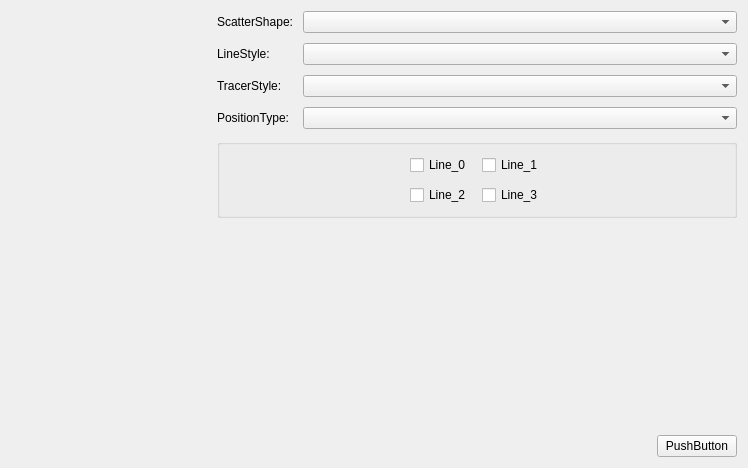
This is Examples/CatWidgetExamples/WidgetTools/QcustomplotCharts/CatLineChart.ui in graycatya/CatLearnQt as Qt 5 draws it before an edit. The edited form follows.
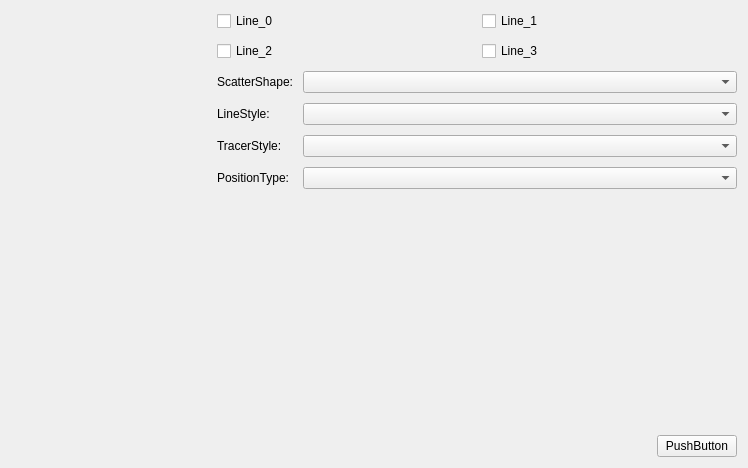
This is the edited form. Custom widgets are drawn as their Qt base class.

The edit to the form file:
```diff
--- a/Examples/CatWidgetExamples/WidgetTools/QcustomplotCharts/CatLineChart.ui
+++ b/Examples/CatWidgetExamples/WidgetTools/QcustomplotCharts/CatLineChart.ui
@@ -48,6 +48,41 @@
       <property name="bottomMargin">
        <number>0</number>
       </property>
+      <item>
+       <layout class="QGridLayout" name="gridLayout">
+        <property name="topMargin">
+         <number>0</number>
+        </property>
+        <item row="0" column="0">
+         <widget class="QCheckBox" name="Line_0">
+          <property name="text">
+           <string>Line_0</string>
+          </property>
+         </widget>
+        </item>
+        <item row="1" column="0">
+         <widget class="QCheckBox" name="Line_2">
+          <property name="text">
+           <string>Line_2</string>
+          </property>
+         </widget>
+        </item>
+        <item row="0" column="1">
+         <widget class="QCheckBox" name="Line_1">
+          <property name="text">
+           <string>Line_1</string>
+          </property>
+         </widget>
+        </item>
+        <item row="1" column="1">
+         <widget class="QCheckBox" name="Line_3">
+          <property name="text">
+           <string>Line_3</string>
+          </property>
+         </widget>
+        </item>
+       </layout>
+      </item>
       <item>
        <layout class="QFormLayout" name="formLayout">
         <property name="horizontalSpacing">
@@ -56,117 +91,48 @@
         <property name="verticalSpacing">
          <number>10</number>
         </property>
-        <item row="0" column="1">
+        <item row="1" column="1">
          <widget class="QComboBox" name="ScatterShapeBox"/>
         </item>
-        <item row="0" column="0">
+        <item row="1" column="0">
          <widget class="QLabel" name="ScatterShapeLabel">
           <property name="text">
            <string>ScatterShape:</string>
           </property>
          </widget>
         </item>
-        <item row="1" column="0">
+        <item row="2" column="0">
          <widget class="QLabel" name="LineStyleLabel">
           <property name="text">
            <string>LineStyle:</string>
           </property>
          </widget>
         </item>
-        <item row="1" column="1">
+        <item row="2" column="1">
          <widget class="QComboBox" name="LineStyleBox"/>
         </item>
-        <item row="2" column="0">
+        <item row="3" column="0">
          <widget class="QLabel" name="TracerStyleLabel">
           <property name="text">
            <string>TracerStyle:</string>
           </property>
          </widget>
         </item>
-        <item row="2" column="1">
+        <item row="3" column="1">
          <widget class="QComboBox" name="TracerStyleBox"/>
         </item>
-        <item row="3" column="0">
+        <item row="4" column="0">
          <widget class="QLabel" name="PositionTypeLabel">
           <property name="text">
            <string>PositionType:</string>
           </property>
          </widget>
         </item>
-        <item row="3" column="1">
+        <item row="4" column="1">
          <widget class="QComboBox" name="PositionTypeBox"/>
         </item>
        </layout>
       </item>
-      <item>
-       <widget class="QGroupBox" name="gridGroupBox">
-        <layout class="QGridLayout" name="LineLayout">
-         <property name="topMargin">
-          <number>10</number>
-         </property>
-         <property name="bottomMargin">
-          <number>10</number>
-         </property>
-         <property name="spacing">
-          <number>10</number>
-         </property>
-         <item row="1" column="1">
-          <widget class="QCheckBox" name="Line_2">
-           <property name="text">
-            <string>Line_2</string>
-           </property>
-          </widget>
-         </item>
-         <item row="0" column="0">
-          <spacer name="horizontalSpacer_2">
-           <property name="orientation">
-            <enum>Qt::Horizontal</enum>
-           </property>
-           <property name="sizeHint" stdset="0">
-            <size>
-             <width>40</width>
-             <height>20</height>
-            </size>
-           </property>
-          </spacer>
-         </item>
-         <item row="0" column="2">
-          <widget class="QCheckBox" name="Line_1">
-           <property name="text">
-            <string>Line_1</string>
-           </property>
-          </widget>
-         </item>
-         <item row="0" column="1">
-          <widget class="QCheckBox" name="Line_0">
-           <property name="text">
-            <string>Line_0</string>
-           </property>
-          </widget>
-         </item>
-         <item row="1" column="2">
-          <widget class="QCheckBox" name="Line_3">
-           <property name="text">
-            <string>Line_3</string>
-           </property>
-          </widget>
-         </item>
-         <item row="0" column="3">
-          <spacer name="horizontalSpacer_3">
-           <property name="orientation">
-            <enum>Qt::Horizontal</enum>
-           </property>
-           <property name="sizeHint" stdset="0">
-            <size>
-             <width>40</width>
-             <height>20</height>
-            </size>
-           </property>
-          </spacer>
-         </item>
-        </layout>
-       </widget>
-      </item>
       <item>
        <spacer name="verticalSpacer">
         <property name="orientation">
```
